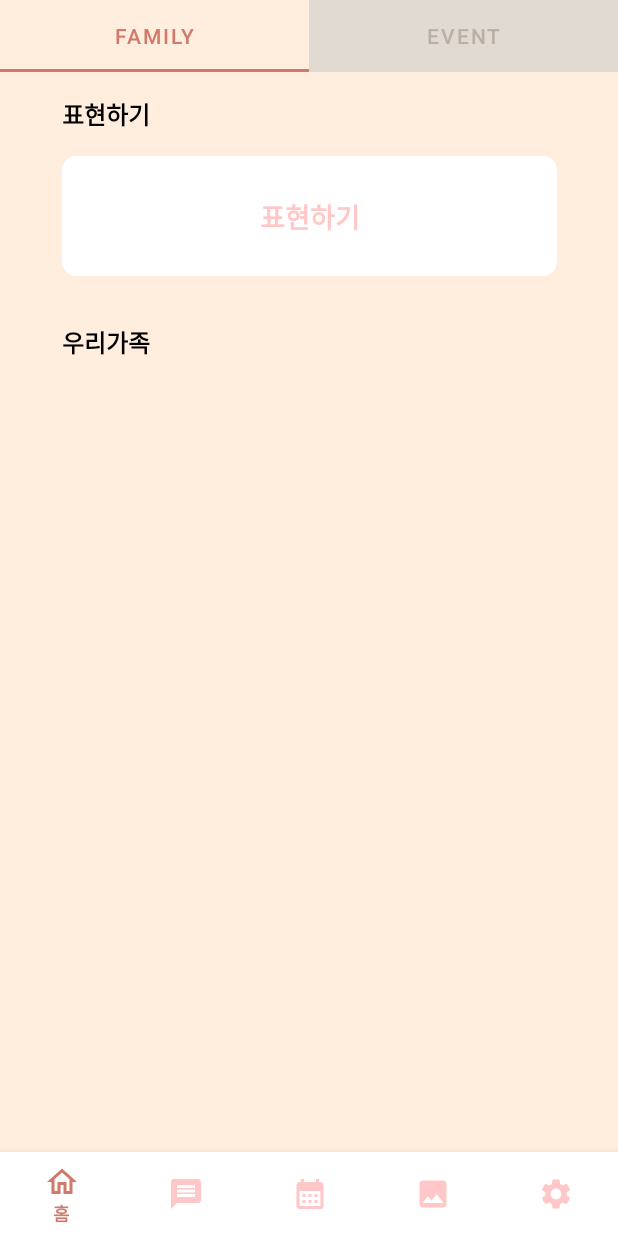
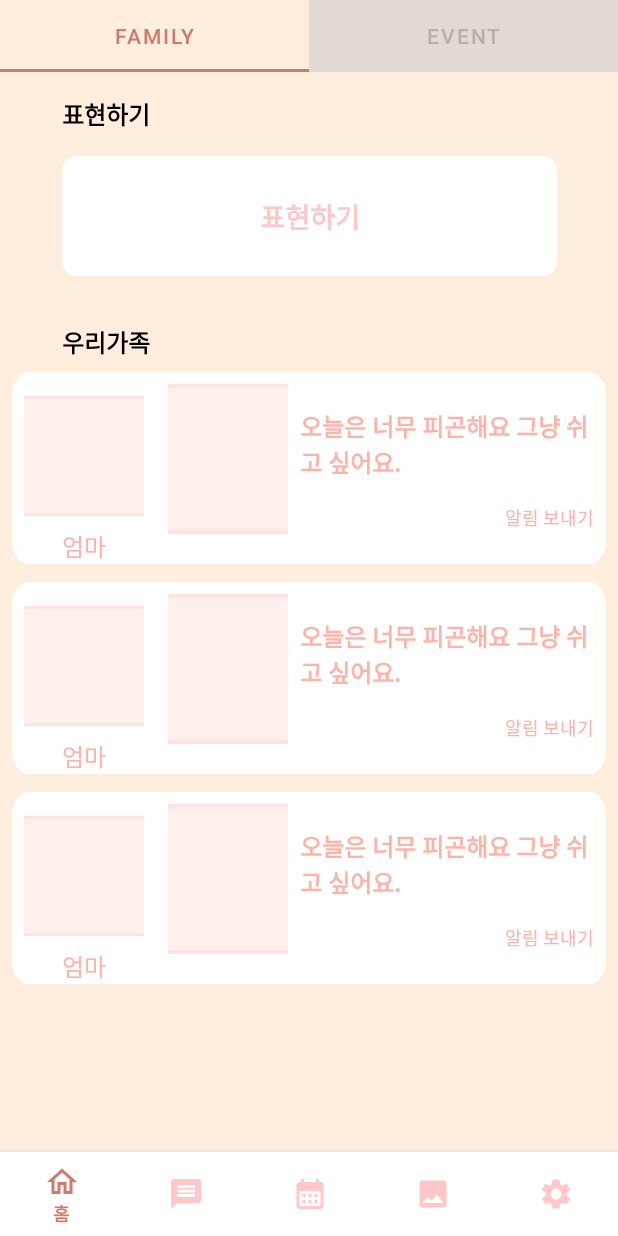
Before and after one commit to ChanggiJeon/dodamdodam, an Android app: the screen it shows after launch (MainActivity), on a phone screen of 412 x 824 dp. Run offline under Robolectric (Android 15) with nearby library versions, the phone set to English and light mode, and no system bars; our stand-ins replace data binding, navigation-ui.

Commit message:
[S06P31D203-44] FE/feature/알림 : "알림 보내기" 또는 profile image 클릭 시 화면 아래로 열리고 메세지 버튼 나오는 UI 구현     (사랑해, 보고싶어, 감사해요, 이따 봐용~, 오늘도 화이팅, 밥 먹었어? 등 20개 이상 입력)      / 6개씩 슬라이딩하여 보여주기 / 최근 사용한 메시지 최전방으로 이동)

```diff
--- a/family -FE/app/build.gradle
+++ b/family -FE/app/build.gradle
@@ -52,4 +52,7 @@ dependencies {
 
     //룰렛
     implementation 'com.github.JhDroid:android-roulette-wheel-view:1.0.0'
+
+    //indicator
+    implementation 'com.tbuonomo:dotsindicator:4.2'
 }
--- a/family -FE/app/src/main/java/com/ssafy/family/FamilyFragment.kt
+++ b/family -FE/app/src/main/java/com/ssafy/family/FamilyFragment.kt
@@ -5,8 +5,13 @@ import androidx.fragment.app.Fragment
 import android.view.LayoutInflater
 import android.view.View
 import android.view.ViewGroup
+import com.google.android.material.tabs.TabLayoutMediator
+import com.ssafy.family.databinding.FragmentFamilyBinding
+import com.ssafy.family.databinding.FragmentHomeBinding
 
 class FamilyFragment : Fragment() {
+
+    private lateinit var binding: FragmentFamilyBinding
 
     override fun onCreate(savedInstanceState: Bundle?) {
         super.onCreate(savedInstanceState)
@@ -16,6 +21,13 @@ class FamilyFragment : Fragment() {
         inflater: LayoutInflater, container: ViewGroup?,
         savedInstanceState: Bundle?
     ): View? {
-        return inflater.inflate(R.layout.fragment_family, container, false)
+        binding = FragmentFamilyBinding.inflate(inflater, container, false)
+        return binding.root
+    }
+    override fun onViewCreated(view: View, savedInstanceState: Bundle?) {
+        super.onViewCreated(view, savedInstanceState)
+
+        val adapter = StatusAdapter(requireActivity())
+        binding.statusRecyclerView.adapter = adapter
     }
 }
--- a/family -FE/app/src/main/java/com/ssafy/family/MainActivity.kt
+++ b/family -FE/app/src/main/java/com/ssafy/family/MainActivity.kt
@@ -7,7 +7,7 @@ import androidx.navigation.ui.setupWithNavController
 import com.ssafy.family.databinding.ActivityMainBinding
 
 class MainActivity : AppCompatActivity() {
-    private lateinit var binding:ActivityMainBinding
+    private lateinit var binding: ActivityMainBinding
 
     override fun onCreate(savedInstanceState: Bundle?) {
         super.onCreate(savedInstanceState)
--- /dev/null
+++ b/family -FE/app/src/main/java/com/ssafy/family/StatusAdapter.kt
@@ -0,0 +1,51 @@
+package com.ssafy.family
+
+import android.content.Context
+import android.util.Log
+import android.view.LayoutInflater
+import android.view.View.GONE
+import android.view.View.VISIBLE
+import android.view.ViewGroup
+import androidx.databinding.ViewDataBinding
+import androidx.recyclerview.widget.GridLayoutManager
+import androidx.recyclerview.widget.RecyclerView
+import com.ssafy.family.databinding.ItemFamilyStatusBinding
+
+
+class StatusAdapter(private val context: Context) : RecyclerView.Adapter<StatusAdapter.ViewHolder>() {
+
+    private var datas = mutableListOf<Int>(1,2,3)
+
+    override fun onCreateViewHolder(parent: ViewGroup, viewType: Int): ViewHolder {
+        val inflater = LayoutInflater.from(parent.context)
+        val binding = ItemFamilyStatusBinding.inflate(inflater, parent, false)
+            return ViewHolder(binding)
+    }
+
+    override fun getItemCount(): Int = datas.size
+
+    override fun onBindViewHolder(holder: ViewHolder, position: Int) {
+//        holder.bind(datas[position])
+//        val currentBook = getItemId(position)
+
+        val itemBinding = holder.binding as ItemFamilyStatusBinding
+        itemBinding.familyMessageButton.setOnClickListener {
+            if(itemBinding.alarmRecycler.visibility == VISIBLE){
+                Log.d("log닷", "onBindViewHolder: 1")
+                itemBinding.alarmRecycler.visibility = GONE
+            }else{
+                Log.d("log닷", "onBindViewHolder: 2")
+
+                itemBinding.alarmRecycler.visibility = VISIBLE
+                val adapter = AlarmAdapter(context)
+                val gridLayoutManager = GridLayoutManager(context, 2, GridLayoutManager.HORIZONTAL, false)
+                itemBinding.alarmRecycler.layoutManager = gridLayoutManager
+                itemBinding.alarmRecycler.adapter = adapter
+            }
+        }
+
+        itemBinding.executePendingBindings()
+    }
+
+    inner class ViewHolder(val binding: ViewDataBinding) : RecyclerView.ViewHolder(binding.root) {}
+}
--- /dev/null
+++ b/family -FE/app/src/main/res/drawable-v24/text_alarm_box.xml
@@ -0,0 +1,30 @@
+<?xml version="1.0" encoding="utf-8"?>
+<vector
+    xmlns:android="http://schemas.android.com/apk/res/android"
+    xmlns:aapt="http://schemas.android.com/aapt"
+    android:width="348dp"
+    android:height="60dp"
+    android:viewportWidth="348"
+    android:viewportHeight="80"
+    >
+
+    <group>
+
+        <clip-path
+            android:pathData="M10 0H338C343.523 0 348 4.47715 348 10V70C348 75.5228 343.523 80 338 80H10C4.47715 80 0 75.5228 0 70V10C0 4.47715 4.47715 0 10 0Z"
+            />
+
+        <path
+            android:pathData="M0 0V80H348V0"
+            android:fillColor="#FFF0ED"
+            />
+
+        <path
+            android:pathData="M10 0H338C343.523 0 348 4.47715 348 10V70C348 75.5228 343.523 80 338 80H10C4.47715 80 0 75.5228 0 70V10C0 4.47715 4.47715 0 10 0Z"
+            android:strokeWidth="4"
+            android:strokeColor="#FFE2E2"
+            />
+
+    </group>
+
+</vector>
--- a/family -FE/app/src/main/res/layout/item_family_status.xml
+++ b/family -FE/app/src/main/res/layout/item_family_status.xml
@@ -14,10 +14,10 @@
             android:id="@+id/family_profile_image"
             android:layout_width="80dp"
             android:layout_height="80dp"
-            android:layout_marginStart="16dp"
+            android:layout_marginStart="8dp"
             android:layout_marginTop="16dp"
             android:scaleType="centerCrop"
-            android:src="@color/material_dynamic_secondary95"
+            android:src="@drawable/text_alarm_box"
             app:layout_constraintStart_toStartOf="parent"
             app:layout_constraintTop_toTopOf="parent" />
 
@@ -25,11 +25,11 @@
             android:id="@+id/family_role"
             android:layout_width="wrap_content"
             android:layout_height="wrap_content"
-            android:layout_marginTop="4dp"
+            android:layout_marginTop="8dp"
             android:ellipsize="end"
             android:fontFamily="@font/spoqahansans"
+            android:text="엄마"
             android:textColor="@color/pink01"
-            android:text="엄마"
             android:textSize="16sp"
             app:layout_constraintEnd_toEndOf="@+id/family_profile_image"
             app:layout_constraintStart_toStartOf="@+id/family_profile_image"
@@ -39,26 +39,28 @@
             android:id="@+id/family_status_image"
             android:layout_width="80dp"
             android:layout_height="100dp"
-            android:layout_marginStart="24dp"
+            android:layout_marginStart="16dp"
             android:layout_marginTop="8dp"
             android:scaleType="centerCrop"
-            android:src="@color/material_dynamic_secondary95"
+            android:src="@drawable/text_alarm_box"
             app:layout_constraintStart_toEndOf="@+id/family_profile_image"
             app:layout_constraintTop_toTopOf="parent" />
 
         <TextView
             android:id="@+id/family_status"
-            android:layout_width="wrap_content"
+            android:layout_width="0dp"
             android:layout_height="wrap_content"
-            android:layout_marginStart="24dp"
+            android:layout_marginStart="8dp"
             android:layout_marginTop="16dp"
+            android:layout_marginEnd="8dp"
             android:ellipsize="end"
+            android:fontFamily="@font/spoqahansans"
             android:maxLines="2"
+            android:text="오늘은 너무 피곤해요 그냥 쉬고 싶어요."
+            android:textColor="@color/pink01"
+            android:textSize="16sp"
             android:textStyle="bold"
-            android:fontFamily="@font/spoqahansans"
-            android:textColor="@color/pink01"
-            android:text="오늘은 너무 피곤해요"
-            android:textSize="18sp"
+            app:layout_constraintEnd_toEndOf="parent"
             app:layout_constraintStart_toEndOf="@+id/family_status_image"
             app:layout_constraintTop_toTopOf="@+id/family_status_image" />
 
@@ -72,12 +74,20 @@
             android:maxLines="2"
             android:text="알림 보내기"
             android:textColor="@color/pink01"
-            android:textSize="16sp"
-            app:layout_constraintBottom_toBottomOf="@+id/family_status_image"
+            android:textSize="12sp"
             app:layout_constraintEnd_toEndOf="@+id/family_status"
             app:layout_constraintTop_toBottomOf="@+id/family_status" />
 
-
+        <androidx.recyclerview.widget.RecyclerView
+            android:id="@+id/alarm_recycler"
+            android:layout_width="match_parent"
+            android:layout_height="90dp"
+            android:visibility="gone"
+            app:layout_constraintBottom_toBottomOf="parent"
+            app:layout_constraintEnd_toEndOf="parent"
+            app:layout_constraintStart_toStartOf="parent"
+            app:layout_constraintTop_toBottomOf="@+id/family_role"
+            android:layout_marginBottom="16dp"/>
 
     </androidx.constraintlayout.widget.ConstraintLayout>
 
--- a/family -FE/app/src/main/res/values/colors.xml
+++ b/family -FE/app/src/main/res/values/colors.xml
@@ -12,6 +12,7 @@
     <color name="pink01">#FFB2A6</color>
     <color name="pink02">#FFC7C7</color>
     <color name="pink03">#FFE2E2</color>
+    <color name="pink04">#FFF0ED</color>
     <color name="beige01">#FFEDDD</color>
     <color name="beige02">#F8D9BD</color>
 
```
Also changed, not shown: family -FE/app/src/main/java/com/ssafy/family/AlarmAdapter.kt (added, +68 -0 lines), family -FE/app/src/main/res/layout/item_alarm.xml (added, +41 -0 lines).
